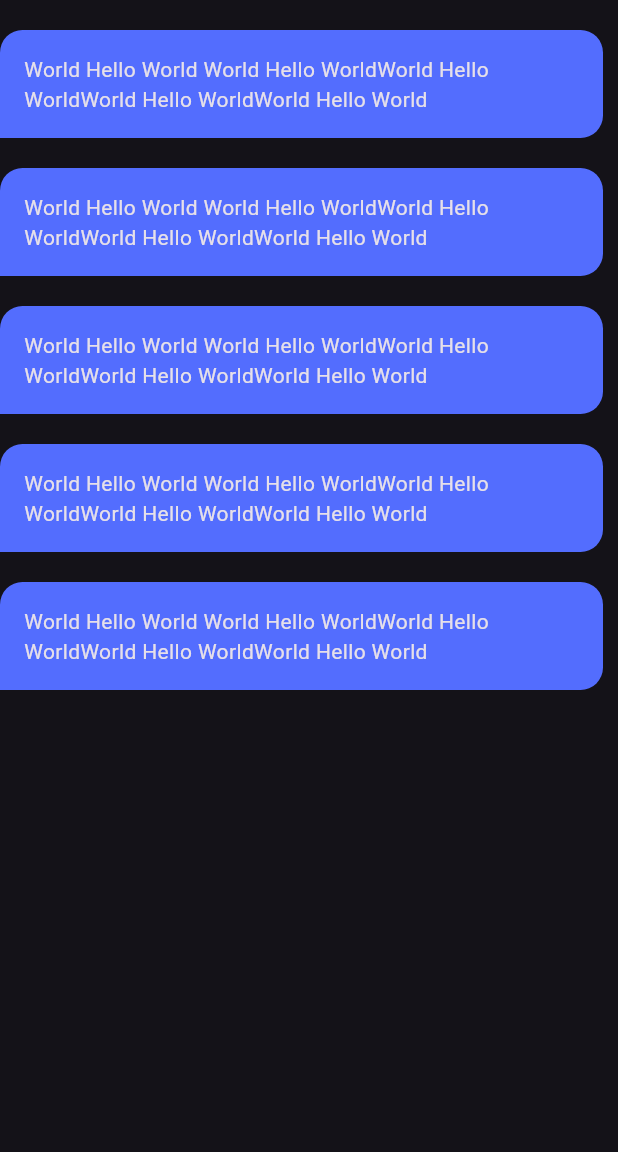
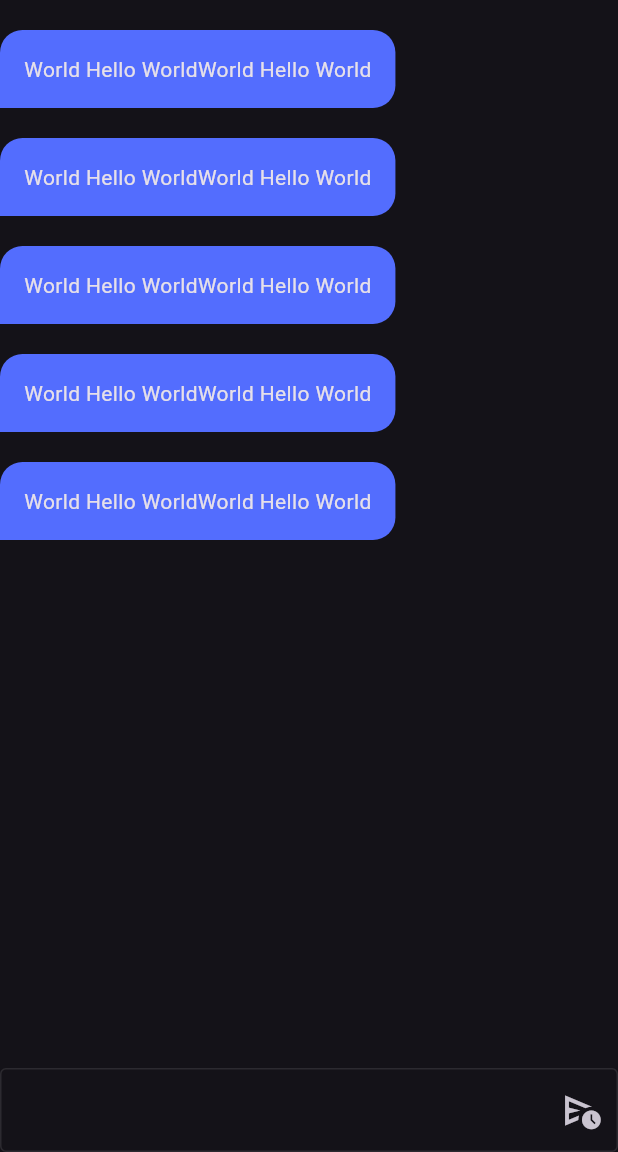
Before and after one commit to TaherSalah/chat-app, a Flutter app: the HomeScreen screen opened by its route, on a phone screen of 412 x 824 dp, the part 84-1236 px from its top. Run offline on Flutter 3.47's test engine with Material 2 defaults, Android fonts, the phone set to English and light mode, and no system bars; our stand-ins replace firebase_auth, firebase_core, modal_progress_hud_nsn; accounts and stored records are empty.

Commit message:
add text foem faild and refactor code

```diff
--- a/lib/screens/home.dart
+++ b/lib/screens/home.dart
@@ -1,4 +1,6 @@
 import 'package:flutter/material.dart';
+
+import '../shard/widget/chat_buple.dart';
 
 class HomeScreen extends StatefulWidget {
   const HomeScreen({super.key});
@@ -23,28 +25,35 @@ class _HomeScreenState extends State<HomeScreen> {
             ],
           ),
         ),
-        body: ListView.builder(
-          itemCount: 5,
-          itemBuilder: (context, index) {
-            return Align(
-              alignment: Alignment.topLeft,
-              child: Container(
-                margin: const EdgeInsets.only(top: 20, right: 10),
-                decoration: const BoxDecoration(
-                    color: Colors.indigoAccent,
-                    borderRadius: BorderRadius.only(
-                        topRight: Radius.circular(15),
-                        bottomRight: Radius.circular(15),
-                        topLeft: Radius.circular(15))),
-                padding: const EdgeInsets.all(10),
-                child: const Padding(
-                  padding: EdgeInsets.all(6.0),
-                  child: Text(
-                      'World Hello World World Hello WorldWorld Hello WorldWorld Hello WorldWorld Hello World'),
-                ),
+        body: Column(
+          children: [
+            Expanded(
+              child: ListView.builder(
+                itemCount: 5,
+                itemBuilder: (context, index) {
+                  return const ChatBuple();
+                },
               ),
-            );
-          },
+            ),
+            TextFormField(
+              onChanged: (va) {
+                print(va);
+              },
+              decoration: InputDecoration(
+                  suffixIcon: IconButton(
+                      onPressed: () {},
+                      icon: Icon(Icons.schedule_send_outlined, size: 30)),
+                  border: OutlineInputBorder(
+                      borderSide: BorderSide(color: Colors.white),
+                      borderRadius: BorderRadius.circular(25)),
+                  disabledBorder: const OutlineInputBorder(
+                      borderSide: BorderSide(color: Colors.white)),
+                  focusedBorder: OutlineInputBorder(
+                      borderSide: BorderSide(color: Colors.white)),
+                  enabledBorder: OutlineInputBorder(
+                      borderSide: BorderSide(color: Colors.white10))),
+            )
+          ],
         ));
   }
 }
--- /dev/null
+++ b/lib/shard/widget/chat_buple.dart
@@ -0,0 +1,32 @@
+import 'package:flutter/material.dart';
+
+class ChatBuple extends StatefulWidget {
+  const ChatBuple({Key? key}) : super(key: key);
+
+  @override
+  State<ChatBuple> createState() => _ChatBupleState();
+}
+
+class _ChatBupleState extends State<ChatBuple> {
+  @override
+  Widget build(BuildContext context) {
+    return Align(
+      alignment: Alignment.topLeft,
+      child: Container(
+        margin: const EdgeInsets.only(top: 20, right: 10),
+        decoration: const BoxDecoration(
+            color: Colors.indigoAccent,
+            borderRadius: BorderRadius.only(
+                topRight: Radius.circular(15),
+                bottomRight: Radius.circular(15),
+                topLeft: Radius.circular(15))),
+        padding: const EdgeInsets.all(10),
+        child: const Padding(
+          padding: EdgeInsets.all(6.0),
+          child: Text(
+              'World Hello WorldWorld Hello World'),
+        ),
+      ),
+    );
+  }
+}
```
